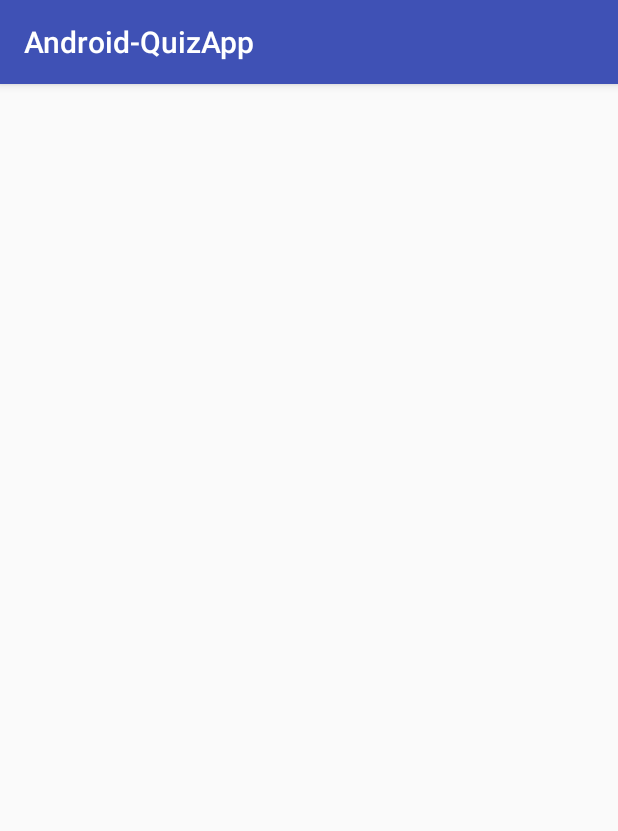
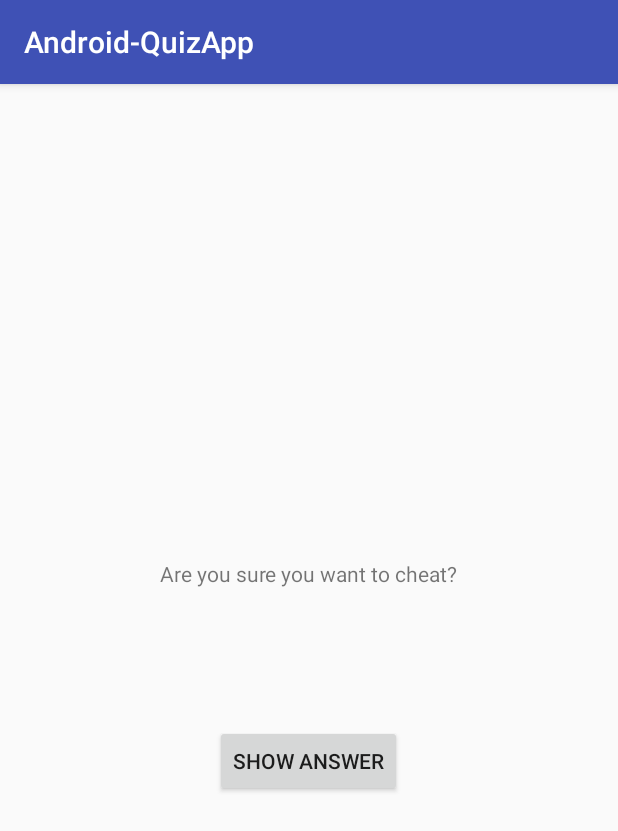
Before and after one commit to kohnewlife/Android-QuizApp, an Android app: the CheatActivity screen opened directly, with no data from a screen before it, on a phone screen of 412 x 824 dp. Shown: the top 831 px of the screen. Run offline under Robolectric (Android 15) with nearby library versions, the phone set to English and light mode, and no system bars.

Commit message:
changed xml layout for cheat activity

```diff
--- a/app/src/main/res/layout/activity_cheat.xml
+++ b/app/src/main/res/layout/activity_cheat.xml
@@ -1,9 +1,26 @@
 <?xml version="1.0" encoding="utf-8"?>
-<android.support.constraint.ConstraintLayout xmlns:android="http://schemas.android.com/apk/res/android"
+<LinearLayout xmlns:android="http://schemas.android.com/apk/res/android"
     xmlns:app="http://schemas.android.com/apk/res-auto"
     xmlns:tools="http://schemas.android.com/tools"
     android:layout_width="match_parent"
     android:layout_height="match_parent"
+    android:orientation="vertical"
+    android:gravity="center"
     tools:context="com.example.skyz.android_quizapp.CheatActivity">
-
-</android.support.constraint.ConstraintLayout>
+    <TextView
+        android:layout_width="wrap_content"
+        android:layout_height="wrap_content"
+        android:padding="24dp"
+        android:text="@string/warning_text"/>
+    <TextView
+        android:id="@+id/answer_text_view"
+        android:layout_width="wrap_content"
+        android:layout_height="wrap_content"
+        android:padding="24dp"
+        tools:text="Answer"/>
+    <Button
+        android:id="@+id/show_answer_button"
+        android:layout_width="wrap_content"
+        android:layout_height="wrap_content"
+        android:text="@string/show_answer_button"/>
+</LinearLayout>
```
